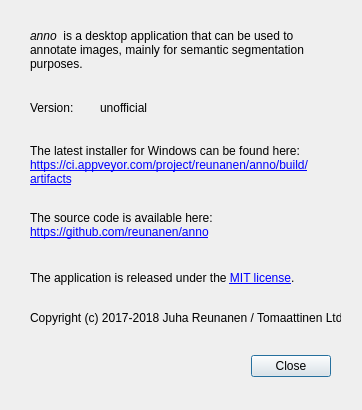
Qt form about.ui (reunanen/anno) before a commit.
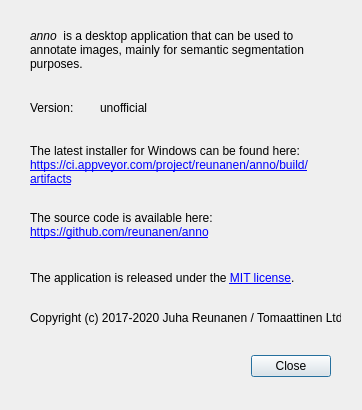
The same form after that commit.

Commit message: Update copyright year

What changed in the file:
```diff
--- a/about.ui
+++ b/about.ui
@@ -115,7 +115,7 @@
     </rect>
    </property>
    <property name="text">
-    <string>Copyright (c) 2017-2018 Juha Reunanen / Tomaattinen Ltd</string>
+    <string>Copyright (c) 2017-2020 Juha Reunanen / Tomaattinen Ltd</string>
    </property>
   </widget>
   <widget class="QLabel" name="version">
```
